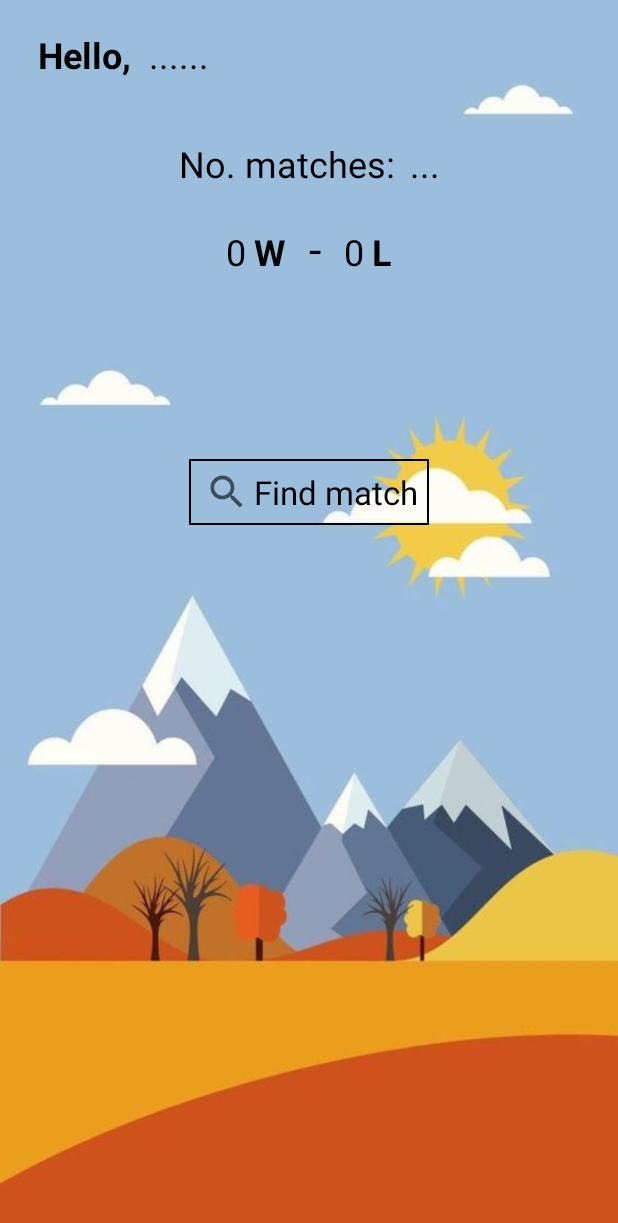
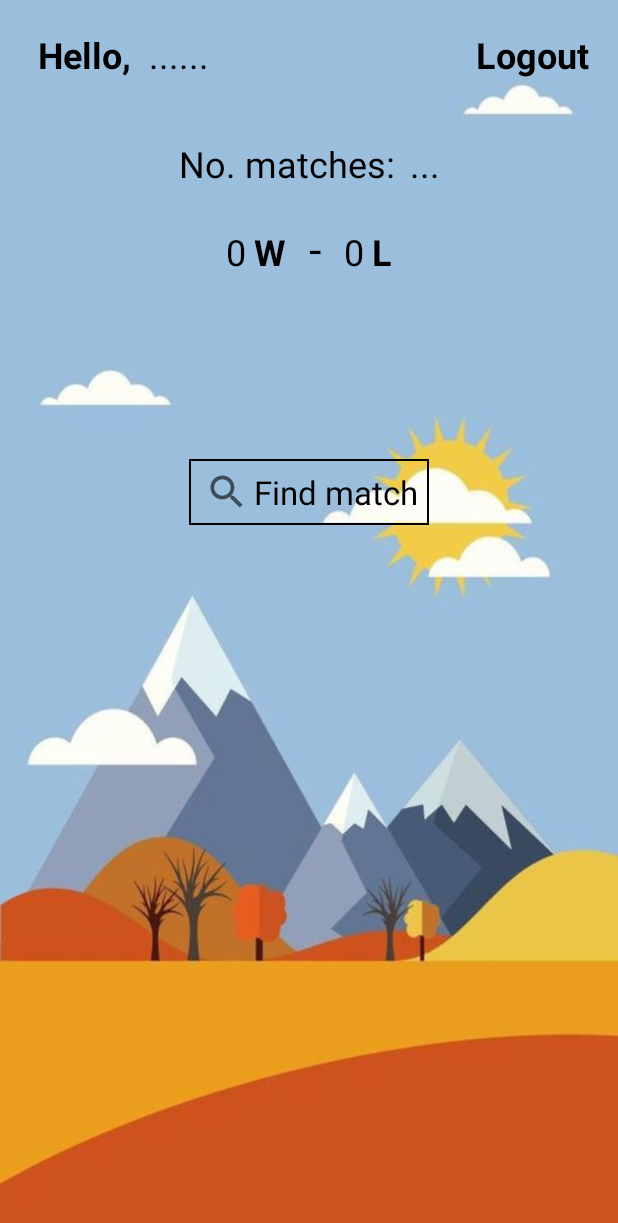
Before and after one commit to cuong11996/TicTacToeAndroid, an Android app: the screen it shows after launch once a user with an empty profile is signed in (MainMenuActivity), on a phone screen of 412 x 824 dp. Shown: the top 1223 px of the screen. Run offline under Robolectric (Android 15) with nearby library versions, the phone set to English and light mode, and no system bars; our stand-ins replace Firebase (no records; nobody signed in at launch, a user with empty details on screens opened directly).

Commit message:
update main on session

```diff
--- a/app/src/main/java/com/rmit/tictactoe/MainMenuActivity.java
+++ b/app/src/main/java/com/rmit/tictactoe/MainMenuActivity.java
@@ -39,6 +39,7 @@ public class MainMenuActivity extends AppCompatActivity {
     private TextView winNoTxt;
     private TextView loseNoTxt;
     private TextView matchNoTxt;
+    private TextView logout;
     private LinearLayout findMatchBtn;
     private LinearLayout confirmField;
 
@@ -56,6 +57,7 @@ public class MainMenuActivity extends AppCompatActivity {
         matchNoTxt = findViewById(R.id.matchNoTxt);
         findMatchBtn = findViewById(R.id.findMatchBtn);
         confirmField = findViewById(R.id.confirmField);
+        logout = findViewById(R.id.logoutBtn);
 
 
         setVisible(R.id.findMatchBtn,true);
@@ -88,6 +90,14 @@ public class MainMenuActivity extends AppCompatActivity {
                 } else {
                     Log.d("Check get data", "get failed with ", task.getException());
                 }
+            }
+        });
+
+        logout.setOnClickListener(new View.OnClickListener() {
+            @Override
+            public void onClick(View v) {
+                FirebaseAuth.getInstance().signOut();
+                finish();
             }
         });
 
--- a/app/src/main/res/layout/activity_main_menu.xml
+++ b/app/src/main/res/layout/activity_main_menu.xml
@@ -27,6 +27,19 @@
         android:text="......"
         android:textSize="24sp"
         android:layout_marginStart="12dp"
+        android:textColor="@color/textColorInside"
+        app:layout_constraintBottom_toBottomOf="@+id/textView"
+        app:layout_constraintStart_toEndOf="@+id/textView"
+        app:layout_constraintTop_toTopOf="@+id/textView" />
+
+    <TextView
+        android:id="@+id/logoutBtn"
+        android:layout_width="wrap_content"
+        android:layout_height="wrap_content"
+        android:text="Logout"
+        android:textSize="24sp"
+        android:textStyle="bold"
+        android:layout_marginStart="230dp"
         android:textColor="@color/textColorInside"
         app:layout_constraintBottom_toBottomOf="@+id/textView"
         app:layout_constraintStart_toEndOf="@+id/textView"
```
Also changed, not shown: app/src/main/java/com/rmit/tictactoe/GamePlay.java (+40 -0 lines).
